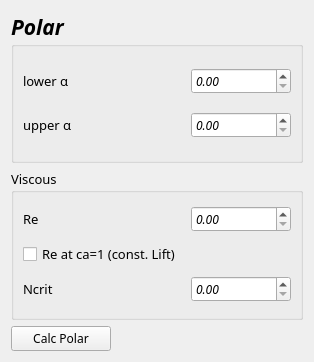
The window that UI/polarWidget.ui (paulebieber/FoilBoXX) describes before a commit, drawn with Qt 5.
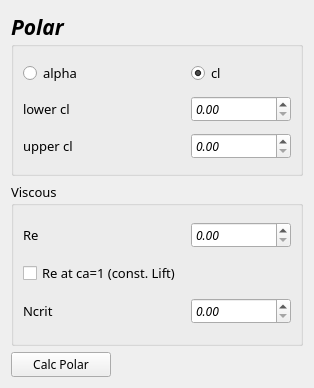
The same window after the commit.

Commit message: Initializing Dev-branch with working optimization for Polars

```diff
--- a/UI/polarWidget.ui
+++ b/UI/polarWidget.ui
@@ -7,7 +7,7 @@
     <x>0</x>
     <y>0</y>
     <width>314</width>
-    <height>362</height>
+    <height>388</height>
    </rect>
   </property>
   <property name="maximumSize">
@@ -35,73 +35,6 @@
       <string>Polar</string>
      </property>
      <layout class="QGridLayout" name="gridLayout_3">
-      <item row="0" column="0">
-       <widget class="QLabel" name="label_31">
-        <property name="font">
-         <font>
-          <family>Noto Serif Thai Med</family>
-          <pointsize>10</pointsize>
-          <weight>50</weight>
-          <italic>false</italic>
-          <bold>false</bold>
-          <underline>false</underline>
-          <kerning>true</kerning>
-         </font>
-        </property>
-        <property name="styleSheet">
-         <string notr="true">color: rgb(0, 0, 0);</string>
-        </property>
-        <property name="text">
-         <string>lower α</string>
-        </property>
-        <property name="alignment">
-         <set>Qt::AlignLeading|Qt::AlignLeft|Qt::AlignVCenter</set>
-        </property>
-       </widget>
-      </item>
-      <item row="1" column="0">
-       <widget class="QLabel" name="label_33">
-        <property name="font">
-         <font>
-          <family>Noto Serif Thai Med</family>
-          <pointsize>10</pointsize>
-          <weight>50</weight>
-          <italic>false</italic>
-          <bold>false</bold>
-          <underline>false</underline>
-          <kerning>true</kerning>
-         </font>
-        </property>
-        <property name="styleSheet">
-         <string notr="true">color: rgb(0, 0, 0);</string>
-        </property>
-        <property name="text">
-         <string>upper α</string>
-        </property>
-        <property name="alignment">
-         <set>Qt::AlignLeading|Qt::AlignLeft|Qt::AlignVCenter</set>
-        </property>
-       </widget>
-      </item>
-      <item row="0" column="1">
-       <widget class="QDoubleSpinBox" name="doubleSpinBox_alpha1">
-        <property name="maximumSize">
-         <size>
-          <width>100</width>
-          <height>16777215</height>
-         </size>
-        </property>
-        <property name="font">
-         <font>
-          <family>Source Code Pro</family>
-          <pointsize>9</pointsize>
-          <weight>50</weight>
-          <italic>true</italic>
-          <bold>false</bold>
-         </font>
-        </property>
-       </widget>
-      </item>
       <item row="1" column="1">
        <widget class="QDoubleSpinBox" name="doubleSpinBox_alpha2">
         <property name="maximumSize">
@@ -121,10 +54,147 @@
         </property>
        </widget>
       </item>
+      <item row="1" column="0">
+       <widget class="QLabel" name="label_lower">
+        <property name="font">
+         <font>
+          <family>Noto Serif Thai Med</family>
+          <pointsize>10</pointsize>
+          <weight>50</weight>
+          <italic>false</italic>
+          <bold>false</bold>
+          <underline>false</underline>
+          <kerning>true</kerning>
+         </font>
+        </property>
+        <property name="styleSheet">
+         <string notr="true">color: rgb(0, 0, 0);</string>
+        </property>
+        <property name="text">
+         <string>lower cl</string>
+        </property>
+        <property name="alignment">
+         <set>Qt::AlignLeading|Qt::AlignLeft|Qt::AlignVCenter</set>
+        </property>
+       </widget>
+      </item>
+      <item row="2" column="0">
+       <widget class="QLabel" name="label_upper">
+        <property name="font">
+         <font>
+          <family>Noto Serif Thai Med</family>
+          <pointsize>10</pointsize>
+          <weight>50</weight>
+          <italic>false</italic>
+          <bold>false</bold>
+          <underline>false</underline>
+          <kerning>true</kerning>
+         </font>
+        </property>
+        <property name="styleSheet">
+         <string notr="true">color: rgb(0, 0, 0);</string>
+        </property>
+        <property name="text">
+         <string>upper cl</string>
+        </property>
+        <property name="alignment">
+         <set>Qt::AlignLeading|Qt::AlignLeft|Qt::AlignVCenter</set>
+        </property>
+       </widget>
+      </item>
+      <item row="2" column="1">
+       <widget class="QDoubleSpinBox" name="doubleSpinBox_value2">
+        <property name="maximumSize">
+         <size>
+          <width>100</width>
+          <height>16777215</height>
+         </size>
+        </property>
+        <property name="font">
+         <font>
+          <family>Source Code Pro</family>
+          <pointsize>9</pointsize>
+          <weight>50</weight>
+          <italic>true</italic>
+          <bold>false</bold>
+         </font>
+        </property>
+       </widget>
+      </item>
+      <item row="0" column="0">
+       <widget class="QRadioButton" name="radioButton_calcModeAlpha">
+        <property name="font">
+         <font>
+          <pointsize>10</pointsize>
+          <weight>50</weight>
+          <italic>false</italic>
+          <bold>false</bold>
+         </font>
+        </property>
+        <property name="text">
+         <string>alpha</string>
+        </property>
+        <property name="checked">
+         <bool>false</bool>
+        </property>
+       </widget>
+      </item>
+      <item row="0" column="1">
+       <widget class="QRadioButton" name="radioButton_calcModeCl">
+        <property name="font">
+         <font>
+          <pointsize>10</pointsize>
+          <weight>50</weight>
+          <italic>false</italic>
+          <bold>false</bold>
+         </font>
+        </property>
+        <property name="text">
+         <string>cl</string>
+        </property>
+        <property name="checked">
+         <bool>true</bool>
+        </property>
+       </widget>
+      </item>
      </layout>
     </widget>
    </item>
-   <item row="1" column="0" colspan="3">
+   <item row="3" column="0" colspan="2">
+    <widget class="QPushButton" name="pushButton_calcPolar">
+     <property name="sizePolicy">
+      <sizepolicy hsizetype="Expanding" vsizetype="Fixed">
+       <horstretch>1</horstretch>
+       <verstretch>0</verstretch>
+      </sizepolicy>
+     </property>
+     <property name="minimumSize">
+      <size>
+       <width>100</width>
+       <height>0</height>
+      </size>
+     </property>
+     <property name="maximumSize">
+      <size>
+       <width>100</width>
+       <height>16777215</height>
+      </size>
+     </property>
+     <property name="font">
+      <font>
+       <family>Noto Serif Thai Med</family>
+       <pointsize>9</pointsize>
+       <weight>50</weight>
+       <italic>false</italic>
+       <bold>false</bold>
+      </font>
+     </property>
+     <property name="text">
+      <string>Calc Polar</string>
+     </property>
+    </widget>
+   </item>
+   <item row="2" column="0" colspan="3">
     <widget class="QGroupBox" name="groupBox_11">
      <property name="font">
       <font>
@@ -236,40 +306,6 @@
      </layout>
     </widget>
    </item>
-   <item row="2" column="0" colspan="2">
-    <widget class="QPushButton" name="pushButton_calcPolar">
-     <property name="sizePolicy">
-      <sizepolicy hsizetype="Expanding" vsizetype="Fixed">
-       <horstretch>1</horstretch>
-       <verstretch>0</verstretch>
-      </sizepolicy>
-     </property>
-     <property name="minimumSize">
-      <size>
-       <width>100</width>
-       <height>0</height>
-      </size>
-     </property>
-     <property name="maximumSize">
-      <size>
-       <width>100</width>
-       <height>16777215</height>
-      </size>
-     </property>
-     <property name="font">
-      <font>
-       <family>Noto Serif Thai Med</family>
-       <pointsize>9</pointsize>
-       <weight>50</weight>
-       <italic>false</italic>
-       <bold>false</bold>
-      </font>
-     </property>
-     <property name="text">
-      <string>Calc Polar</string>
-     </property>
-    </widget>
-   </item>
   </layout>
  </widget>
  <resources/>
```
Left out of the diff: 2 changed lines with no effect on the pictures. The commit also changes 37 other files.
